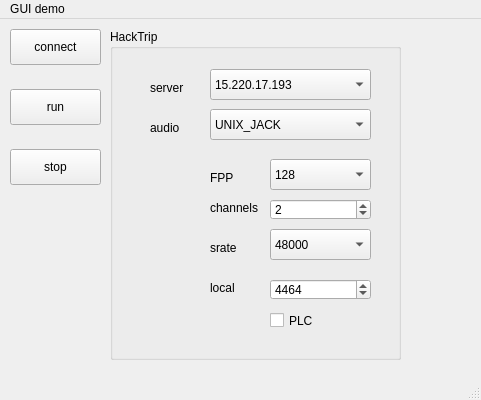
The window that alsaDuplex/app/mainwindow.ui (cchafe/hacktrip) describes before a commit, drawn with Qt 5.
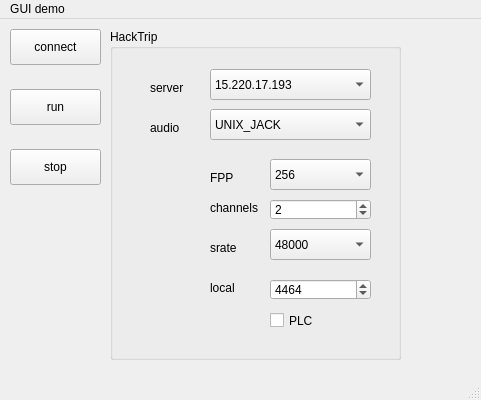
The same window after the commit.

```diff
--- a/alsaDuplex/app/mainwindow.ui
+++ b/alsaDuplex/app/mainwindow.ui
@@ -89,7 +89,7 @@
      </property>
      <item>
       <property name="text">
-       <string>128</string>
+       <string>256</string>
       </property>
      </item>
      <item>
```
Left out of the diff: 2 changed lines with no effect on the pictures.
